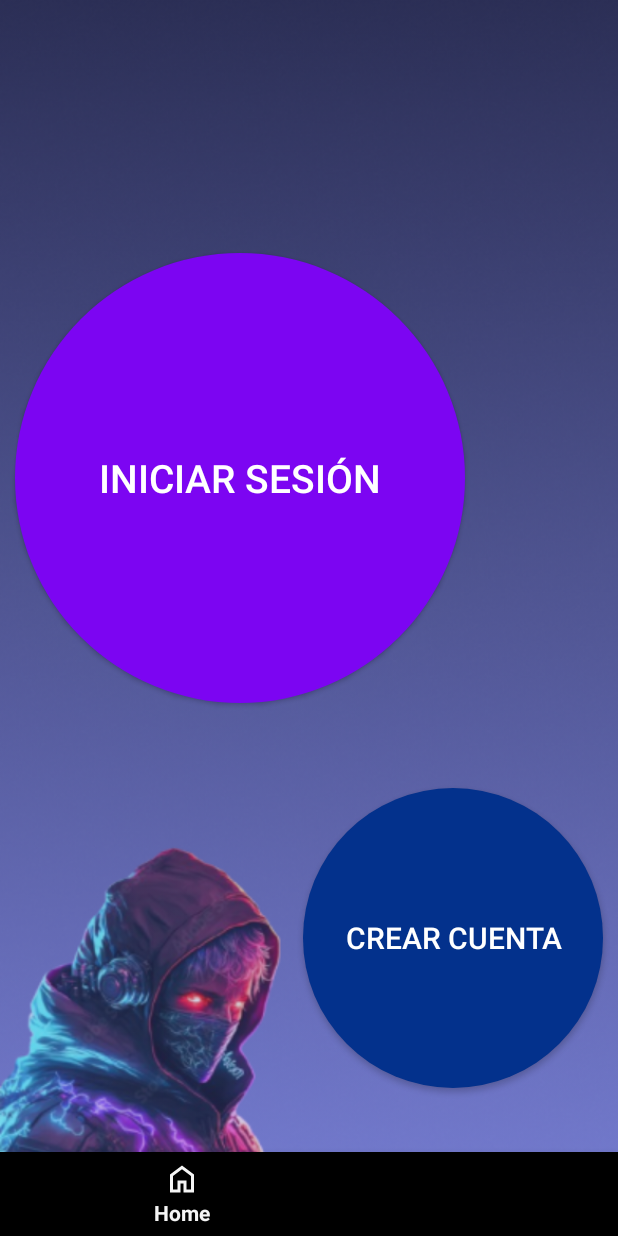
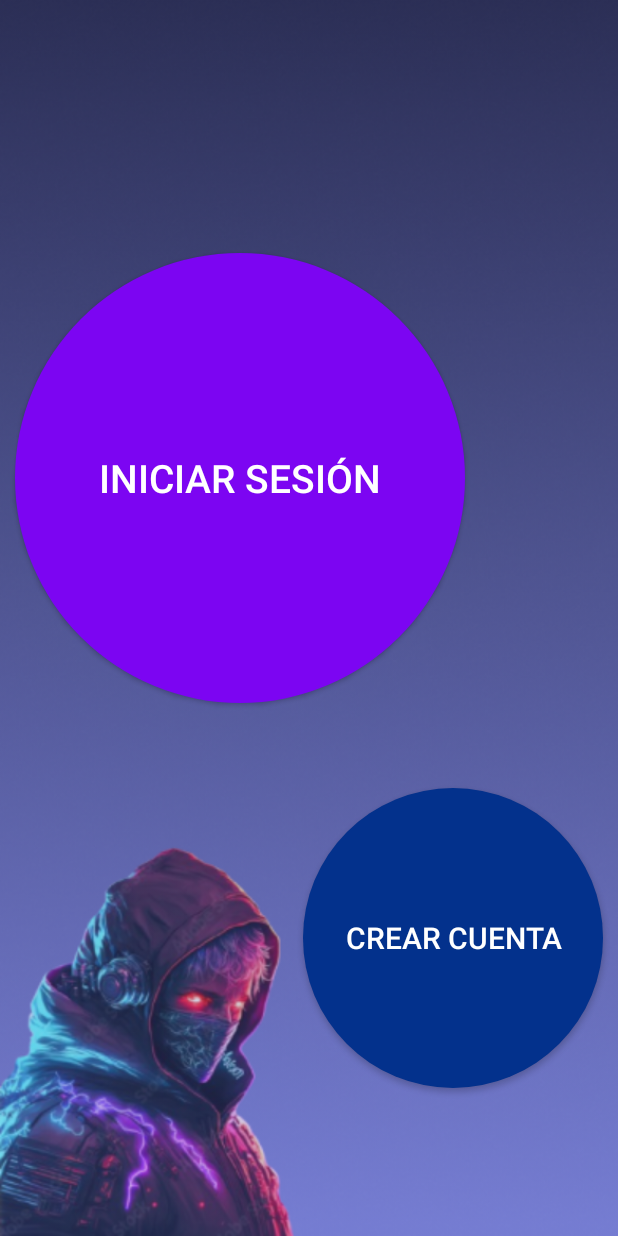
Before and after one commit to jhosalarcon/MISW-4302-GamerAlarm-Mobile, an Android app built with Jetpack Compose: the screen it shows after launch (MainActivity), on a phone screen of 412 x 824 dp. Run offline under Robolectric (Android 15) with nearby library versions, the phone set to English and light mode, and no system bars; our stand-ins replace navigation-ui.

Commit message:
:poop: Delete navigation bar

```diff
--- a/app/src/main/java/com/misw/gameralarm/MainActivity.kt
+++ b/app/src/main/java/com/misw/gameralarm/MainActivity.kt
@@ -18,7 +18,5 @@ class MainActivity : AppCompatActivity() {
         val navHostFragment = supportFragmentManager.findFragmentById(R.id.nav_host_fragment) as NavHostFragment
         navController = navHostFragment.navController
 
-        val bottomNavigationView = findViewById<BottomNavigationView>(R.id.bottom_navigation)
-        NavigationUI.setupWithNavController(bottomNavigationView, navController)
     }
 }
--- a/app/src/main/res/layout/activity_main.xml
+++ b/app/src/main/res/layout/activity_main.xml
@@ -18,15 +18,4 @@
         app:navGraph="@navigation/nav_graph"
         app:defaultNavHost="true" />
 
-    <com.google.android.material.bottomnavigation.BottomNavigationView
-        android:id="@+id/bottom_navigation"
-        android:layout_width="match_parent"
-        android:layout_height="wrap_content"
-        android:layout_gravity="bottom"
-        app:menu="@menu/bottom_nav_menu"
-        app:layout_constraintBottom_toBottomOf="parent"
-        app:layout_constraintStart_toStartOf="parent"
-        app:layout_constraintEnd_toEndOf="parent"
-        />
-
 </androidx.constraintlayout.widget.ConstraintLayout>
```
